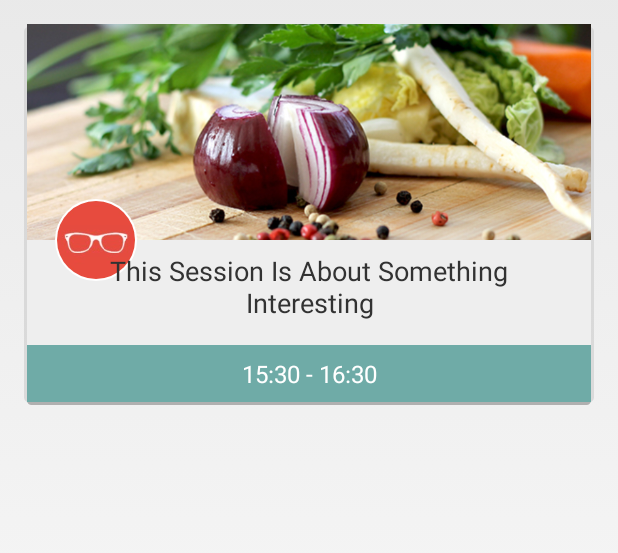
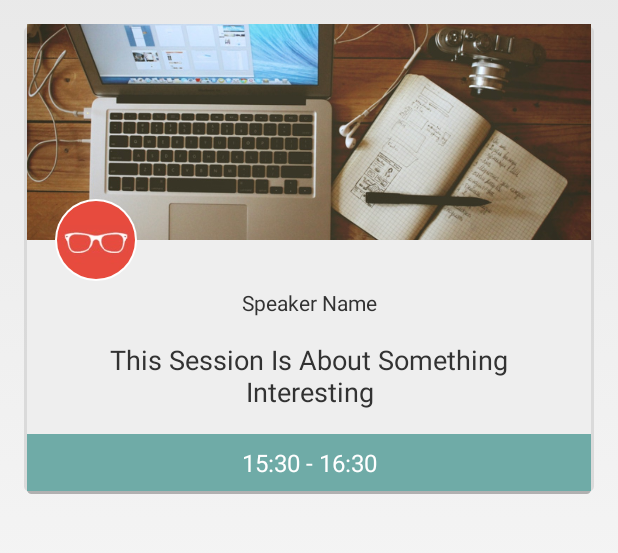
Before and after one commit to thotegowda/awayday2014, an Android app: the layout view_timeline_listitem.xml on its own in the app's theme, with its tools: preview values and no code run, on a phone screen of 412 x 824 dp, the part 72-625 px from its top. Run offline under Robolectric (Android 15) with nearby library versions, the phone set to English and light mode, and no system bars.

Commit message:
Shashank | Notifications are now soreted

```diff
--- a/app/src/main/java/com/twi/awayday2014/models/NotificationType.java
+++ b/app/src/main/java/com/twi/awayday2014/models/NotificationType.java
@@ -9,7 +9,7 @@ public enum NotificationType {
     TRAVEL(R.drawable.notifications_image_travel, Color.parseColor("#25688d"), "TRAVEL"),
     FOOD(R.drawable.notifications_image_food, Color.parseColor("#007f64"), "FOOD"),
     SESSIONS(R.drawable.notifications_image_sessions, Color.parseColor("#ad512f"), "SESSIONS"),
-    APP_UPDATE(R.drawable.notifications_image_travel, Color.parseColor("#ff4e50"), "APP UPDATE"),
+    APP_UPDATE(R.drawable.notifications_image_update, Color.parseColor("#ff4e50"), "APP UPDATE"),
     INFO(R.drawable.notifications_image_travel, Color.parseColor("#e6ac27"), "INFO");
 
     private int backgroundResourceId;
--- a/app/src/main/java/com/twi/awayday2014/view/NotificationsActivity.java
+++ b/app/src/main/java/com/twi/awayday2014/view/NotificationsActivity.java
@@ -17,6 +17,7 @@ import com.twi.awayday2014.adapters.NotificationsAdapter;
 import com.twi.awayday2014.models.AwayDayNotification;
 import com.twi.awayday2014.utils.Fonts;
 
+import java.util.Collections;
 import java.util.List;
 
 import static com.twi.awayday2014.PushNotificationReceiver.NOTIFICATION_RECEIVED;
@@ -54,6 +55,7 @@ public class NotificationsActivity extends Activity{
             if(awayDayNotifications.size() > 0 && notificationsAdapter != null){
                 notificationsList.setVisibility(View.VISIBLE);
                 noNotificationsText.setVisibility(View.GONE);
+                Collections.sort(awayDayNotifications, Collections.reverseOrder(new AwayDayNotification.NotificatonsComparator()));
                 notificationsAdapter.dataSetChanged(awayDayNotifications);
             }else{
                 notificationsList.setVisibility(View.GONE);
@@ -75,6 +77,7 @@ public class NotificationsActivity extends Activity{
         Intent intent = getIntent();
         boolean previewMode = intent.getBooleanExtra(PREVIEW_MODE, false);
         List<AwayDayNotification> awayDayNotifications = AwayDayNotification.listAll(AwayDayNotification.class);
+        Collections.sort(awayDayNotifications, Collections.reverseOrder(new AwayDayNotification.NotificatonsComparator()));
         if(previewMode){
             List<AwayDayNotification> previewNotification = asList((AwayDayNotification)intent.getExtras().getParcelable(PREVIEW_NOTIFICATION));
             notificationsList.setAdapter(new NotificationsAdapter(this, previewNotification));
--- a/app/src/main/res/layout/view_timeline_listitem.xml
+++ b/app/src/main/res/layout/view_timeline_listitem.xml
@@ -21,7 +21,7 @@
             android:layout_width="match_parent"
             android:layout_height="@dimen/agenda_card_image_height"
             android:scaleType="centerCrop"
-            android:src="@drawable/notifications_image_food" />
+            android:src="@drawable/sessions_placeholder" />
 
         <com.twi.awayday2014.view.custom.CircularImageView
             android:id="@+id/userImage"
@@ -40,8 +40,7 @@
             android:gravity="center"
             android:paddingLeft="@dimen/padding"
             android:paddingRight="@dimen/padding"
-            android:text="Speaker Name"
-            android:visibility="gone"/>
+            android:text="Speaker Name"/>
 
         <TextView
             android:id="@+id/titleText"
```
Also changed, not shown: app/src/main/java/com/twi/awayday2014/models/AwayDayNotification.java (+15 -0 lines), app/src/main/res/drawable/notifications_image_update.jpg (added), app/src/main/res/drawable/sessions_placeholder.jpg (added), 1 other file.
